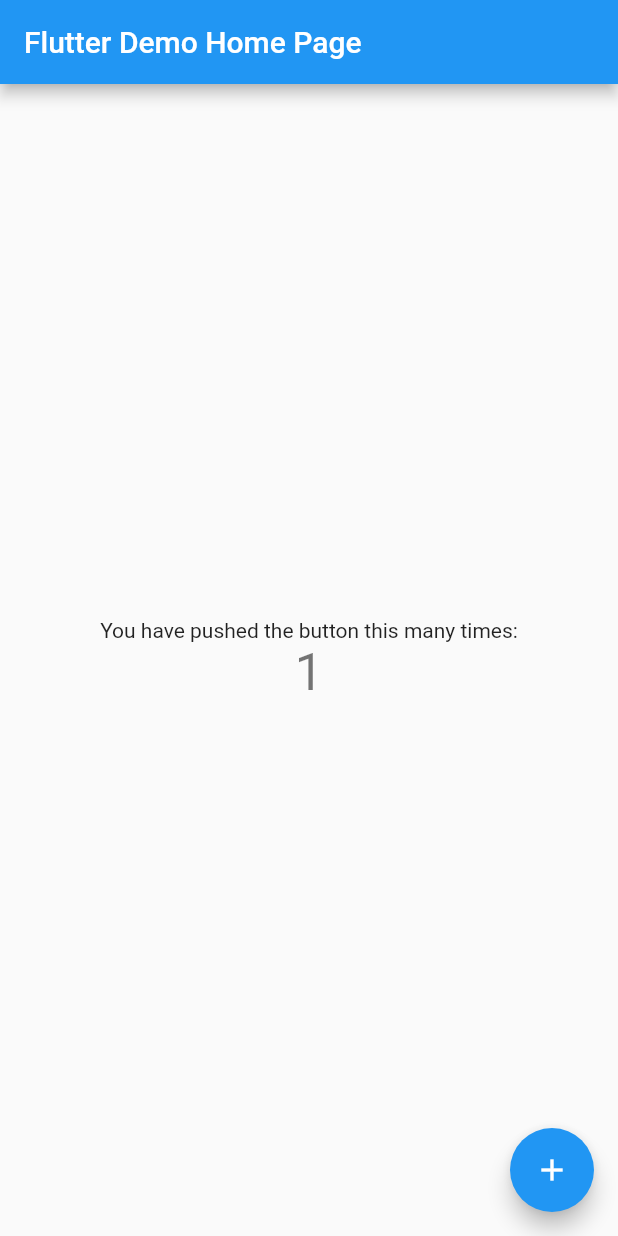
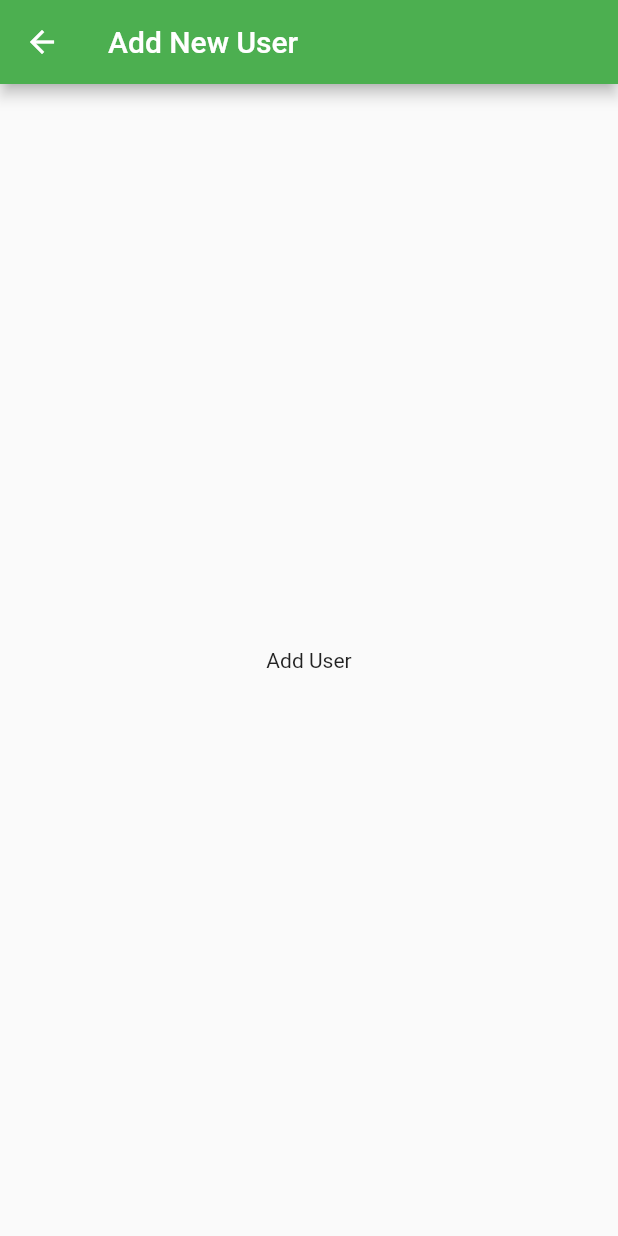
Before and after one commit to sarushanc/food_app, a Flutter app: the screen it shows after launch, after a tap on the "add" icon, on a phone screen of 412 x 824 dp. Run offline on Flutter 3.47's test engine with Material 2 defaults, Android fonts, the phone set to English and light mode, and no system bars.

Commit message:
add user

```diff
--- a/lib/main.dart
+++ b/lib/main.dart
@@ -1,4 +1,5 @@
 import 'package:flutter/material.dart';
+import 'package:my_app/screens/addUsers.dart';
 
 void main() {
   runApp(const MyApp());
@@ -6,40 +7,21 @@
 
 class MyApp extends StatelessWidget {
   const MyApp({super.key});
-
-  // This widget is the root of your application.
   @override
   Widget build(BuildContext context) {
     return MaterialApp(
-      title: 'Flutter Demo',
+      title: 'First App',
+      debugShowCheckedModeBanner: false,
       theme: ThemeData(
-        // This is the theme of your application.
-        //
-        // Try running your application with "flutter run". You'll see the
-        // application has a blue toolbar. Then, without quitting the app, try
-        // changing the primarySwatch below to Colors.green and then invoke
-        // "hot reload" (press "r" in the console where you ran "flutter run",
-        // or simply save your changes to "hot reload" in a Flutter IDE).
-        // Notice that the counter didn't reset back to zero; the application
-        // is not restarted.
-        primarySwatch: Colors.blue,
+        primarySwatch: Colors.green,
       ),
-      home: const MyHomePage(title: 'Flutter Demo Home Page'),
+      home: const MyHomePage(title: 'first App'),
     );
   }
 }
 
 class MyHomePage extends StatefulWidget {
   const MyHomePage({super.key, required this.title});
-
-  // This widget is the home page of your application. It is stateful, meaning
-  // that it has a State object (defined below) that contains fields that affect
-  // how it looks.
-
-  // This class is the configuration for the state. It holds the values (in this
-  // case the title) provided by the parent (in this case the App widget) and
-  // used by the build method of the State. Fields in a Widget subclass are
-  // always marked "final".
 
   final String title;
 
@@ -48,68 +30,25 @@
 }
 
 class _MyHomePageState extends State<MyHomePage> {
-  int _counter = 0;
-
-  void _incrementCounter() {
-    setState(() {
-      // This call to setState tells the Flutter framework that something has
-      // changed in this State, which causes it to rerun the build method below
-      // so that the display can reflect the updated values. If we changed
-      // _counter without calling setState(), then the build method would not be
-      // called again, and so nothing would appear to happen.
-      _counter++;
-    });
-  }
-
   @override
   Widget build(BuildContext context) {
-    // This method is rerun every time setState is called, for instance as done
-    // by the _incrementCounter method above.
-    //
-    // The Flutter framework has been optimized to make rerunning build methods
-    // fast, so that you can just rebuild anything that needs updating rather
-    // than having to individually change instances of widgets.
     return Scaffold(
       appBar: AppBar(
-        // Here we take the value from the MyHomePage object that was created by
-        // the App.build method, and use it to set our appbar title.
-        title: Text(widget.title),
+        title: const Text("SQLite CRUD"),
       ),
-      body: Center(
-        // Center is a layout widget. It takes a single child and positions it
-        // in the middle of the parent.
-        child: Column(
-          // Column is also a layout widget. It takes a list of children and
-          // arranges them vertically. By default, it sizes itself to fit its
-          // children horizontally, and tries to be as tall as its parent.
-          //
-          // Invoke "debug painting" (press "p" in the console, choose the
-          // "Toggle Debug Paint" action from the Flutter Inspector in Android
-          // Studio, or the "Toggle Debug Paint" command in Visual Studio Code)
-          // to see the wireframe for each widget.
-          //
-          // Column has various properties to control how it sizes itself and
-          // how it positions its children. Here we use mainAxisAlignment to
-          // center the children vertically; the main axis here is the vertical
-          // axis because Columns are vertical (the cross axis would be
-          // horizontal).
-          mainAxisAlignment: MainAxisAlignment.center,
-          children: <Widget>[
-            const Text(
-              'You have pushed the button this many times:',
-            ),
-            Text(
-              '$_counter',
-              style: Theme.of(context).textTheme.headline4,
-            ),
-          ],
-        ),
+      body: const Center(
+        child: Text("Sarushan"),
       ),
       floatingActionButton: FloatingActionButton(
-        onPressed: _incrementCounter,
-        tooltip: 'Increment',
+        onPressed: () {
+          Navigator.push(
+              context,
+              MaterialPageRoute(
+                builder: (context) => const AddUser(),
+              ));
+        },
         child: const Icon(Icons.add),
-      ), // This trailing comma makes auto-formatting nicer for build methods.
+      ),
     );
   }
 }
--- /dev/null
+++ b/lib/screens/addUsers.dart
@@ -0,0 +1,22 @@
+import 'package:flutter/material.dart';
+
+class AddUser extends StatefulWidget {
+  const AddUser({super.key});
+
+  @override
+  State<AddUser> createState() => _AddUserState();
+}
+
+class _AddUserState extends State<AddUser> {
+  @override
+  Widget build(BuildContext context) {
+    return Scaffold(
+      appBar: AppBar(
+        title: const Text("Add New User"),
+      ),
+      body: const Center(
+        child: Text("Add User"),
+      ),
+    );
+  }
+}
```
